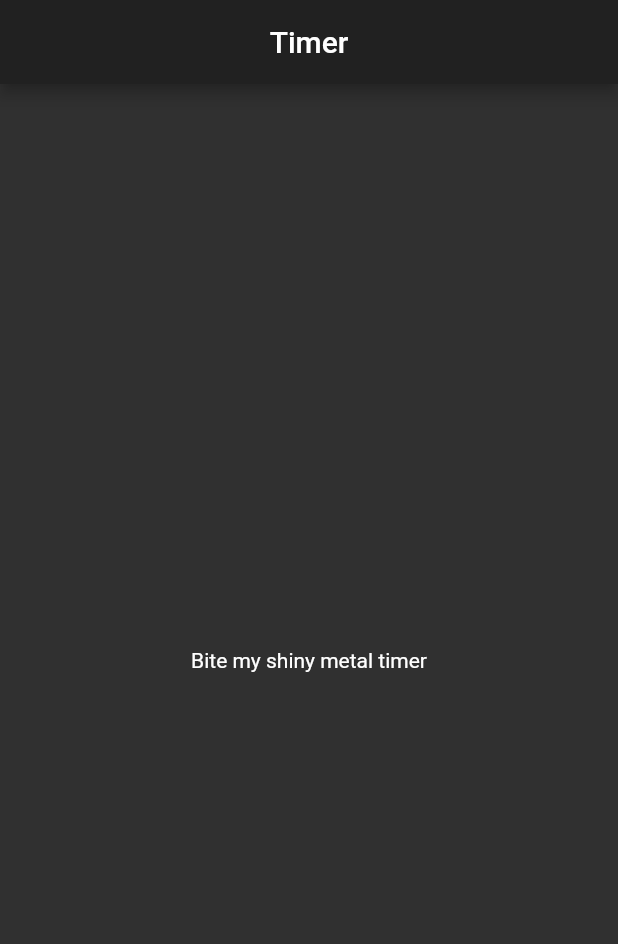
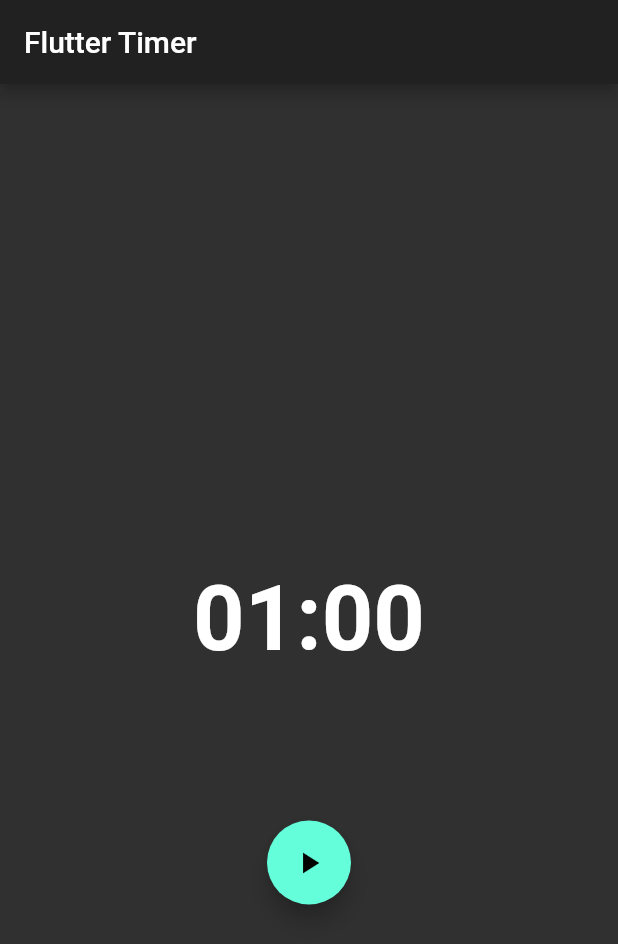
Before and after one commit to DoomHopes/timer_with_bloc, a Flutter app: the screen it shows after launch, on a phone screen of 412 x 824 dp. Shown: the top 944 px of the screen. Run offline on Flutter 3.47's test engine with Material 2 defaults, Android fonts, the phone set to English and light mode, and no system bars; our stand-ins replace bloc, equatable, flutter_bloc.

Commit message:
add widgets and some change

```diff
--- a/lib/main.dart
+++ b/lib/main.dart
@@ -3,7 +3,7 @@ import 'package:flutter_bloc/flutter_bloc.dart';
 
 import 'bloc/ticker.dart';
 import 'bloc/timer_bloc.dart';
-import 'pages/timer_widget.dart';
+import 'widgets/timer_widget.dart';
 
 void main() {
   runApp(MyApp());
@@ -17,7 +17,7 @@ class MyApp extends StatelessWidget {
       theme: ThemeData.dark(),
       home: BlocProvider(
         create: (context) => TimerBloc(ticker: Ticker()),
-        child: Timer(),
+        child: TimerWidget(),
       ),
     );
   }
--- a/lib/pages/timer_widget.dart
+++ /dev/null
@@ -1,14 +0,0 @@
-import 'package:flutter/material.dart';
-
-class Timer extends StatelessWidget {
-  @override
-  Widget build(BuildContext context) {
-    return Scaffold(
-      appBar: AppBar(
-        title: const Text('Timer'),
-        centerTitle: true,
-      ),
-      body: Center(child: Text('Bite my shiny metal timer')),
-    );
-  }
-}
--- /dev/null
+++ b/lib/widgets/actions_widget.dart
@@ -0,0 +1,65 @@
+import 'package:flutter/material.dart';
+import 'package:flutter_bloc/flutter_bloc.dart';
+import 'package:timer_with_bloc/bloc/timer_bloc.dart';
+import 'package:timer_with_bloc/bloc/timer_event.dart';
+import 'package:timer_with_bloc/bloc/timer_state.dart';
+
+class ActionsButton extends StatelessWidget {
+  @override
+  Widget build(BuildContext context) {
+    return Row(
+      mainAxisAlignment: MainAxisAlignment.spaceEvenly,
+      children: _mapStateToActionButtons(
+        timerBloc: BlocProvider.of<TimerBloc>(context),
+      ),
+    );
+  }
+
+  List<Widget> _mapStateToActionButtons({
+    TimerBloc timerBloc,
+  }) {
+    final TimerState currentState = timerBloc.state;
+    if (currentState is TimerInitial) {
+      return [
+        FloatingActionButton(
+          child: Icon(Icons.play_arrow),
+          onPressed: () =>
+              timerBloc.add(TimerStarted(duration: currentState.duration)),
+        ),
+      ];
+    }
+    if (currentState is TimerRunInProgress) {
+      return [
+        FloatingActionButton(
+          child: Icon(Icons.pause),
+          onPressed: () => timerBloc.add(TimerPaused()),
+        ),
+        FloatingActionButton(
+          child: Icon(Icons.replay),
+          onPressed: () => timerBloc.add(TimerReset()),
+        ),
+      ];
+    }
+    if (currentState is TimerRunPause) {
+      return [
+        FloatingActionButton(
+          child: Icon(Icons.play_arrow),
+          onPressed: () => timerBloc.add(TimerResumed()),
+        ),
+        FloatingActionButton(
+          child: Icon(Icons.replay),
+          onPressed: () => timerBloc.add(TimerReset()),
+        ),
+      ];
+    }
+    if (currentState is TimerRunComplete) {
+      return [
+        FloatingActionButton(
+          child: Icon(Icons.replay),
+          onPressed: () => timerBloc.add(TimerReset()),
+        ),
+      ];
+    }
+    return [];
+  }
+}
--- /dev/null
+++ b/lib/widgets/timer_widget.dart
@@ -0,0 +1,56 @@
+import 'package:flutter/material.dart';
+import 'package:flutter_bloc/flutter_bloc.dart';
+import 'package:timer_with_bloc/bloc/timer_bloc.dart';
+import 'package:timer_with_bloc/bloc/timer_state.dart';
+
+import 'actions_widget.dart';
+
+class TimerWidget extends StatelessWidget {
+  static const TextStyle timerTextStyle = TextStyle(
+    fontSize: 60,
+    fontWeight: FontWeight.bold,
+  );
+
+  @override
+  Widget build(BuildContext context) {
+    return Scaffold(
+      appBar: AppBar(title: Text('Flutter Timer')),
+      body: Stack(
+        children: [
+          Column(
+            mainAxisAlignment: MainAxisAlignment.center,
+            crossAxisAlignment: CrossAxisAlignment.center,
+            children: <Widget>[
+              Padding(
+                padding: EdgeInsets.symmetric(vertical: 100.0),
+                child: Center(
+                  child: BlocBuilder<TimerBloc, TimerState>(
+                    builder: (context, state) {
+                      final String minutesStr = ((state.duration / 60) % 60)
+                          .floor()
+                          .toString()
+                          .padLeft(2, '0');
+                      final String secondsStr = (state.duration % 60)
+                          .floor()
+                          .toString()
+                          .padLeft(2, '0');
+                      return Text(
+                        '$minutesStr:$secondsStr',
+                        style: TimerWidget.timerTextStyle,
+                      );
+                    },
+                  ),
+                ),
+              ),
+              BlocBuilder<TimerBloc, TimerState>(
+                buildWhen: (previousState, currentState) =>
+                    currentState.runtimeType != previousState.runtimeType,
+                builder: (context, state) => ActionsButton(),
+              ),
+            ],
+          ),
+        ],
+      ),
+    );
+  }
+}
--- a/pubspec.yaml
+++ b/pubspec.yaml
@@ -26,7 +26,6 @@ dependencies:
 
   flutter_bloc: ^5.0.0
   equatable: ^1.0.0
-  wave: ^0.0.8
 
 
   # The following adds the Cupertino Icons font to your application.
```
Also changed, not shown: pubspec.lock.
